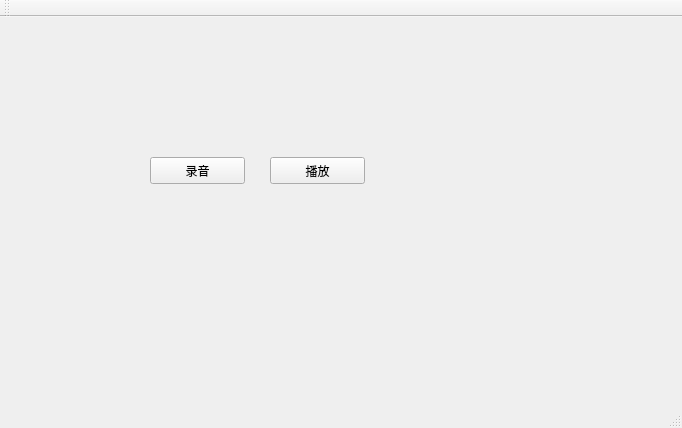
Above: mainwindow.ui from Leo-Lionni/Jarvis before the change. Below: the same form after it.
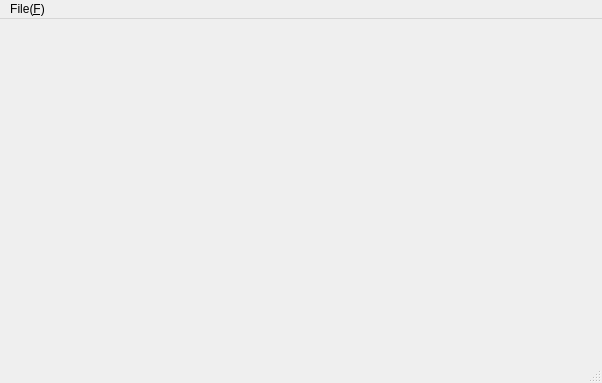
That is the form after the change.

Commit message: add audio video record modules

The edit to the form file:
```diff
--- a/mainwindow.ui
+++ b/mainwindow.ui
@@ -6,58 +6,30 @@
    <rect>
     <x>0</x>
     <y>0</y>
-    <width>682</width>
-    <height>428</height>
+    <width>602</width>
+    <height>383</height>
    </rect>
   </property>
   <property name="windowTitle">
    <string>MainWindow</string>
   </property>
-  <widget class="QWidget" name="centralWidget">
-   <widget class="QPushButton" name="ButtonRecord">
-    <property name="geometry">
-     <rect>
-      <x>150</x>
-      <y>140</y>
-      <width>95</width>
-      <height>27</height>
-     </rect>
-    </property>
-    <property name="text">
-     <string>录音</string>
-    </property>
-   </widget>
-   <widget class="QPushButton" name="buttonPlay">
-    <property name="geometry">
-     <rect>
-      <x>270</x>
-      <y>140</y>
-      <width>95</width>
-      <height>27</height>
-     </rect>
-    </property>
-    <property name="text">
-     <string>播放</string>
-    </property>
-   </widget>
-  </widget>
+  <widget class="QWidget" name="centralWidget"/>
   <widget class="QMenuBar" name="menuBar">
    <property name="geometry">
     <rect>
      <x>0</x>
      <y>0</y>
-     <width>682</width>
-     <height>21</height>
+     <width>602</width>
+     <height>17</height>
     </rect>
    </property>
-  </widget>
-  <widget class="QToolBar" name="mainToolBar">
-   <attribute name="toolBarArea">
-    <enum>TopToolBarArea</enum>
-   </attribute>
-   <attribute name="toolBarBreak">
-    <bool>false</bool>
-   </attribute>
+   <widget class="QMenu" name="menuFile_F">
+    <property name="title">
+     <string>File(&amp;F)</string>
+    </property>
+    <addaction name="actionOpen_O"/>
+   </widget>
+   <addaction name="menuFile_F"/>
   </widget>
   <widget class="QStatusBar" name="statusBar"/>
  </widget>
```
Left out of the diff: 5 changed lines with no effect on the pictures. The commit also changes 15 other files.
